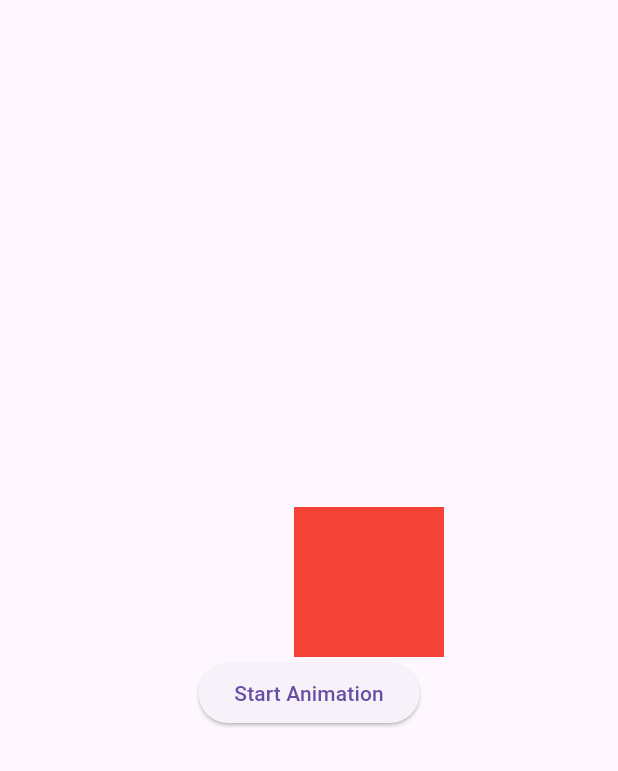
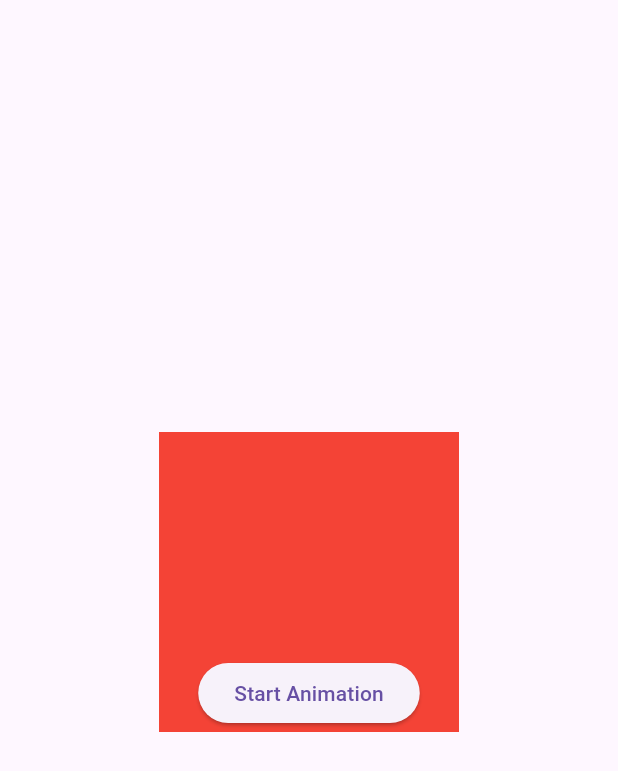
Before and after one commit to Eslam-Hossam1/animation_app, a Flutter app: the screen it shows after launch, after a tap on "Start Animation", on a phone screen of 412 x 824 dp. Shown: the top 771 px of the screen. Run offline on Flutter 3.47's test engine with Material 3 defaults, Android fonts, the phone set to English and light mode, and no system bars.

Commit message:
feat(animated-scale) create animated scale widget

```diff
--- a/lib/animations_view.dart
+++ b/lib/animations_view.dart
@@ -11,7 +11,7 @@ class AnimationsView extends StatefulWidget {
 
 class _AnimationsViewState extends State<AnimationsView> {
   bool isValuesChanged = false;
-  double left = 20;
+  double scale = .5;
   @override
   Widget build(BuildContext context) {
     /// Animated Widget
@@ -29,9 +29,13 @@ class _AnimationsViewState extends State<AnimationsView> {
         child: Column(
           mainAxisAlignment: MainAxisAlignment.center,
           children: [
-            //لو ناوي تحط container فوقيها يبقى لا استعمل animated container والعب ف الpadding بتاعه احسن
-            AnimatedPadding(
-              padding: EdgeInsets.only(left: left),
+            ///بيتجاهل ال boundries بتاعت ابنه خلي بالك
+            ///اكنه بيتعامل زي ال stack كده
+            ///ده غير ال behavior بتاع ال container خلي بالك ف استعمل كل واحد ف المكان الي يناسبه
+            ///filterQuality لو عاوز تعمل blur او حاجة زي كده اثناء ال scalling
+            AnimatedScale(
+              // filterQuality: FilterQuality.low,
+              scale: scale,
               onEnd: () {
                 log('animation end');
               },
@@ -49,11 +53,11 @@ class _AnimationsViewState extends State<AnimationsView> {
                 if (isValuesChanged) {
                   //initial values
                   isValuesChanged = false;
-                  left = 20;
+                  scale = .5;
                 } else {
                   //new values
                   isValuesChanged = true;
-                  left = 80;
+                  scale = 2;
                 }
                 setState(() {});
               },
```
